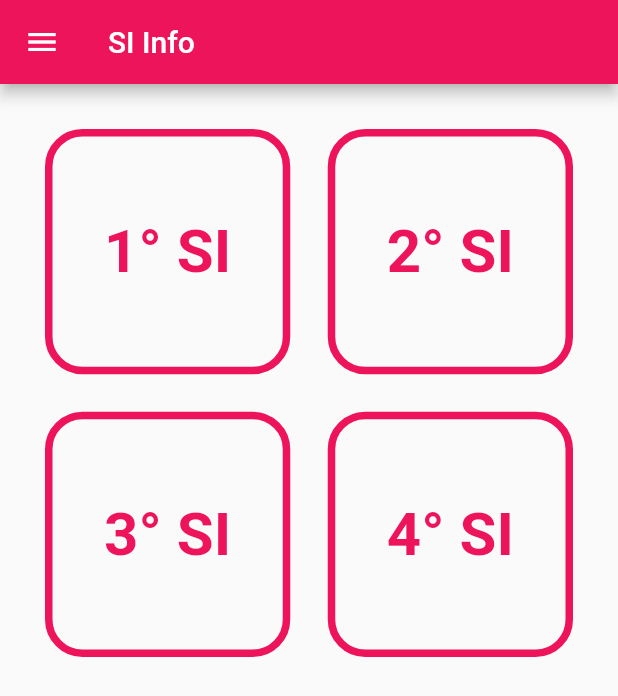
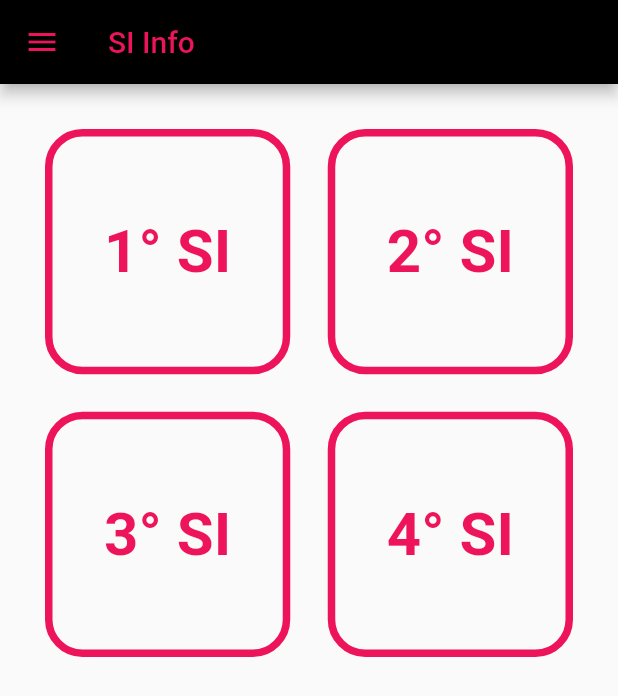
Before and after one commit to RuanGabrieldev/Portal-Fiap-Professor, a Flutter app: the screen it shows after launch, on a phone screen of 412 x 824 dp. Shown: the top 696 px of the screen. Run offline on Flutter 3.47's test engine with Material 2 defaults, Android fonts, the phone set to English and light mode, and no system bars; Roboto replaces fonts that are missing (Arial).

Commit message:
Changing drawer and appbar colors

```diff
--- a/lib/screens/infos_screen.dart
+++ b/lib/screens/infos_screen.dart
@@ -6,8 +6,14 @@ class InfosScreen extends StatelessWidget {
   Widget build(BuildContext context) {
     return Scaffold(
       appBar: AppBar(
-        title: Text('SI Info'),
-        backgroundColor: Color(0xFFed145b),
+        title: Text(
+          'SI Info',
+          style: TextStyle(
+            color: Color(0xFFed145b),
+          ),
+        ),
+        backgroundColor: Color(0xFF000000),
+        iconTheme: IconThemeData(color: Color(0xFFed145b)),
       ),
       body: GridView.count(
         primary: false,
```
